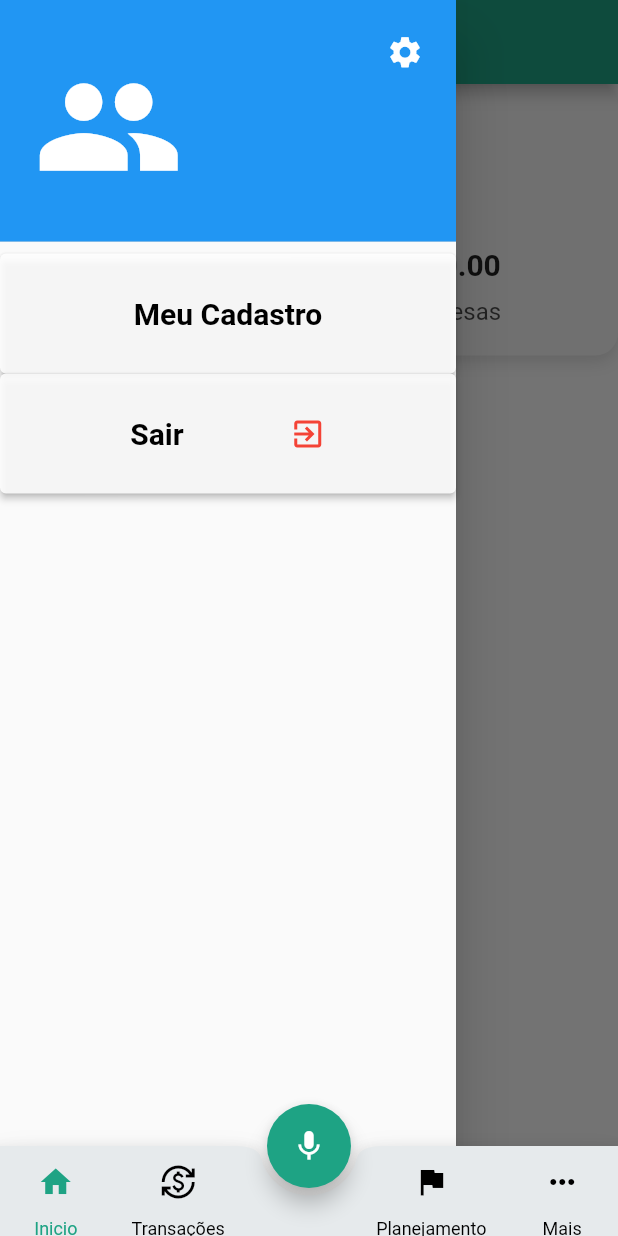
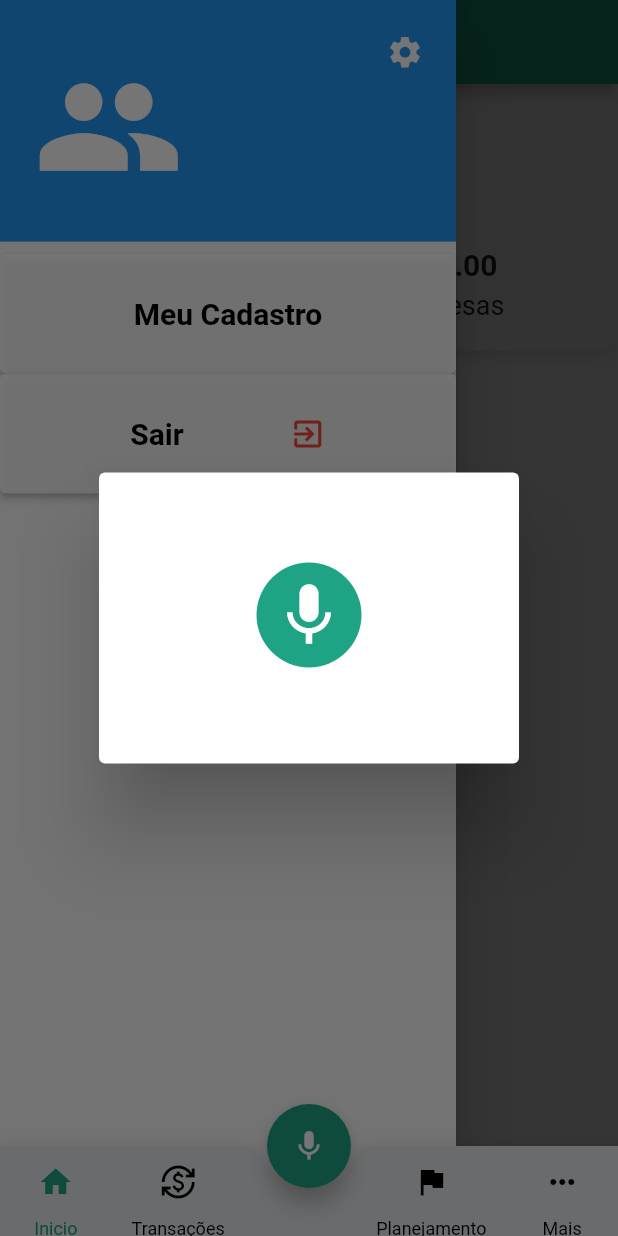
Before and after one commit to AmaralFLucas/prospere_ai, a Flutter app: the screen it shows once a user with an empty profile is signed in, in the side drawer, after a tap on the "mic" icon, on a phone screen of 412 x 824 dp. Run offline on Flutter 3.47's test engine with Material 3 defaults, Android fonts, the phone set to English and light mode, and no system bars; drawn by our look-alikes of avatar_glow; our stand-ins replace cloud_firestore, firebase_auth, firebase_core, speech_to_text; missing offline and left inert: floating_action_bubble; accounts and stored records are empty; network calls fail.

Commit message:
criação do speech_text.
criação do speech_text.

```diff
--- a/lib/views/adicionarDespesa.dart
+++ b/lib/views/adicionarDespesa.dart
@@ -364,7 +364,7 @@ class _AdicionarDespesaState extends State<AdicionarDespesa> {
       'valor': _valorController.text,
       'categoria': _categoriaController.text,
       'data': _dataSelecionada ?? Timestamp.now(),
-      'pago': pago,
+      'tipo': pago,
     });
   }
 
--- a/lib/views/homePage.dart
+++ b/lib/views/homePage.dart
@@ -1,3 +1,4 @@
+import 'package:avatar_glow/avatar_glow.dart';
 import 'package:cloud_firestore/cloud_firestore.dart';
 import 'package:firebase_auth/firebase_auth.dart';
 import 'package:flutter/material.dart';
@@ -9,6 +10,7 @@ import 'package:prospere_ai/views/mais.dart';
 import 'package:prospere_ai/views/meuCadastro.dart';
 import 'package:prospere_ai/views/planejamento.dart';
 import 'package:prospere_ai/views/transacoes.dart';
+import 'package:speech_to_text/speech_to_text.dart';
 
 class HomePage extends StatefulWidget {
   const HomePage({Key? key, this.title, required this.userId})
@@ -27,6 +29,9 @@ Color myColor = Color.fromARGB(255, 30, 163, 132);
 Color cardColor = Color(0xFFF4F4F4);
 Color textColor = Colors.black87;
 Icon eyeIcon = Icon(Icons.visibility_off);
+var text = "";
+var isListening = false;
+SpeechToText speechToText = SpeechToText();
 
 class _HomePageState extends State<HomePage>
     with SingleTickerProviderStateMixin {
@@ -41,6 +46,9 @@ class _HomePageState extends State<HomePage>
   double totalReceitas = 0.0;
   double totalDespesas = 0.0;
   double saldoAtual = 0.0;
+
+  var text = "";
+  var isListening = false;
 
   @override
   void initState() {
@@ -212,7 +220,9 @@ class _HomePageState extends State<HomePage>
         ],
       ),
       floatingActionButton: FloatingActionButton(
-        onPressed: () {},
+        onPressed: () {
+          _showVoice(context);
+        },
         child: Icon(Icons.mic),
         backgroundColor: myColor,
       ),
@@ -291,12 +301,12 @@ class _HomePageState extends State<HomePage>
             color: textColor,
           ),
         ),
-        SizedBox(height: 10),
+        SizedBox(height: 5),
         Text(
           title,
           style: TextStyle(
-            fontSize: 16,
-            color: textColor.withOpacity(0.7),
+            fontSize: 18,
+            color: textColor,
           ),
         ),
       ],
@@ -304,97 +314,109 @@ class _HomePageState extends State<HomePage>
   }
 
   Widget _buildTransactionList() {
-    return Container(
-      padding: EdgeInsets.all(16),
-      decoration: BoxDecoration(
-        color: cardColor,
-        borderRadius: BorderRadius.circular(15),
-        boxShadow: [
-          BoxShadow(
-            color: Colors.black12,
-            blurRadius: 8,
-            offset: Offset(0, 4),
+    return Column(
+      crossAxisAlignment: CrossAxisAlignment.start,
+      children: [
+        Padding(
+          padding: EdgeInsets.symmetric(horizontal: 16.0),
+          child: Text(
+            'Transações Recentes',
+            style: TextStyle(
+              fontSize: 20,
+              fontWeight: FontWeight.bold,
+              color: textColor,
+            ),
+          ),
+        ),
+        SizedBox(height: 10),
+        Text(text),
+        ListView.builder(
+          shrinkWrap: true,
+          physics: NeverScrollableScrollPhysics(),
+          itemCount: receitas.length + despesas.length,
+          itemBuilder: (context, index) {
+            if (index < receitas.length) {
+              return _buildTransactionItem(receitas[index], true);
+            } else {
+              return _buildTransactionItem(
+                  despesas[index - receitas.length], false);
+            }
+          },
         ),
       ],
+    );
+  }
+
+  Widget _buildTransactionItem(Map<String, dynamic> transaction, bool isIncome) {
+    return ListTile(
+      leading: Icon(
+        isIncome ? Icons.arrow_downward : Icons.arrow_upward,
+        color: isIncome ? Colors.green : Colors.red,
       ),
-      child: Column(
-        mainAxisAlignment: MainAxisAlignment.start,
-        children: [
-          ..._buildTransactionItems(),
-        ],
+      title: Text(
+        transaction['descricao'] ?? '',
+        style: TextStyle(
+          fontWeight: FontWeight.bold,
+          color: textColor,
+        ),
+      ),
+      subtitle: Text(
+        transaction['data'] ?? '',
+        style: TextStyle(
+          color: Colors.black54,
+        ),
+      ),
+      trailing: Text(
+        'R\$ ${transaction['valor']?.toStringAsFixed(2) ?? '0.00'}',
+        style: TextStyle(
+          fontSize: 16,
+          fontWeight: FontWeight.bold,
+          color: isIncome ? Colors.green : Colors.red,
+        ),
       ),
     );
   }
 
-  List<Widget> _buildTransactionItems() {
-    List<Widget> transactionItems = [];
-
-    transactionItems.addAll(despesas.map((despesa) {
-      return Column(
-        children: [
-          _buildTransactionItem(
-            'Despesa: ${despesa['categoria']}',
-            'R\$ ${despesa['valor']}',
-            Colors.red,
-          ),
-          SizedBox(height: 10),
-        ],
+  void _showVoice(BuildContext context) async {
+    var available = await speechToText.initialize();
+    if (available) {
+      setState(() {
+        isListening = true;
+      });
+      speechToText.listen(
+        onResult: (result) {
+          setState(() {
+            text = result.recognizedWords;
+          });
+        },
       );
-    }).toList());
-
-    return transactionItems;
     }
 
-  Widget _buildTransactionItem(String title, String value, Color textColor) {
-    return Container(
-      decoration: BoxDecoration(
-        color: myColor,
-        borderRadius: BorderRadius.circular(12),
-      ),
-      padding: EdgeInsets.all(16),
-      child: Row(
-        mainAxisAlignment: MainAxisAlignment.spaceBetween,
+    showDialog(
+      context: context,
+      builder: (BuildContext context) {
+        return AlertDialog(
+          content: Column(
+            mainAxisSize: MainAxisSize.min,
             children: [
-          Text(
-            title,
-            style: TextStyle(
-              fontSize: 16,
-              color: textColor,
-            ),
-          ),
-          Text(
-            value,
-            style: TextStyle(
-              fontSize: 16,
-              color: textColor,
+              AvatarGlow(
+                endRadius: 75.0,
+                animate: isListening,
+                duration: const Duration(milliseconds: 2000),
+                glowColor: myColor,
+                repeat: true,
+                repeatPauseDuration: const Duration(microseconds: 100),
+                showTwoGlows: true,
+                child: CircleAvatar(
+                  backgroundColor: myColor,
+                  radius: 35,
+                  child: const Icon(Icons.mic, size: 50, color: Colors.white),
                 ),
               ),
             ],
           ),
         );
+      },
+    );
   }
   }
-
-Future<List<Map<String, dynamic>>> getReceitas(String userId) async {
-  QuerySnapshot snapshot = await FirebaseFirestore.instance
-      .collection('users')
-      .doc(userId)
-      .collection('receitas')
-      .get();
-
-  return snapshot.docs
-      .map((doc) => doc.data() as Map<String, dynamic>)
-      .toList();
-}
-
-Future<List<Map<String, dynamic>>> getDespesas(String userId) async {
-  QuerySnapshot snapshot = await FirebaseFirestore.instance
-      .collection('users')
-      .doc(userId)
-      .collection('despesas')
-      .get();
-
-  return snapshot.docs
-      .map((doc) => doc.data() as Map<String, dynamic>)
-      .toList();
-}
--- a/pubspec.yaml
+++ b/pubspec.yaml
@@ -36,6 +36,8 @@ dependencies:
   cupertino_icons: ^1.0.8
   floating_action_bubble: ^1.1.4
   flutter_widgetz: ^10.1.0
+  avatar_glow: ^2.0.0
+  speech_to_text: ^7.0.0
 
   # The following adds the Cupertino Icons font to your application.
   # Use with the CupertinoIcons class for iOS style icons.
@@ -44,6 +46,7 @@ dependencies:
 dev_dependencies:
   flutter_test:
     sdk: flutter
+  flutter_lints: ^2.0.0
 
   # The "flutter_lints" package below contains a set of recommended lints to
   # encourage good coding practices. The lint set provided by the package is
```
Also changed, not shown: pubspec.lock, 2 other files. Lines whose indentation alone changed are shown as unchanged.
